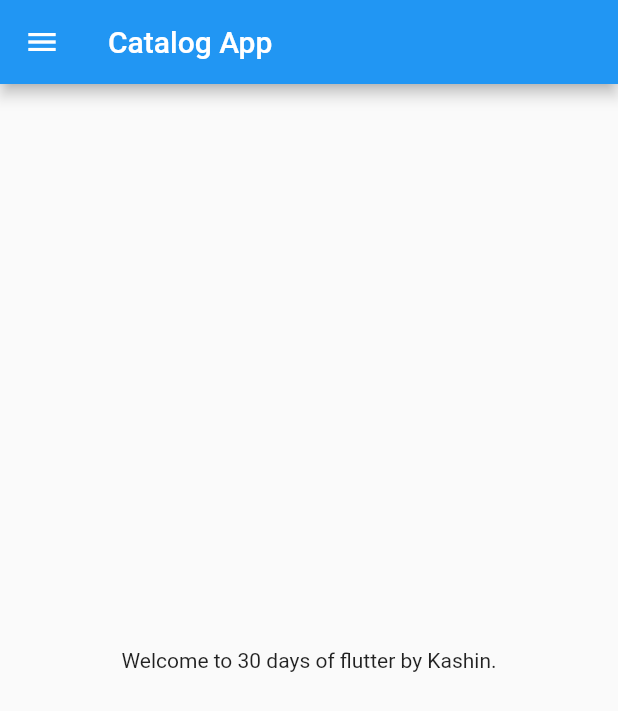
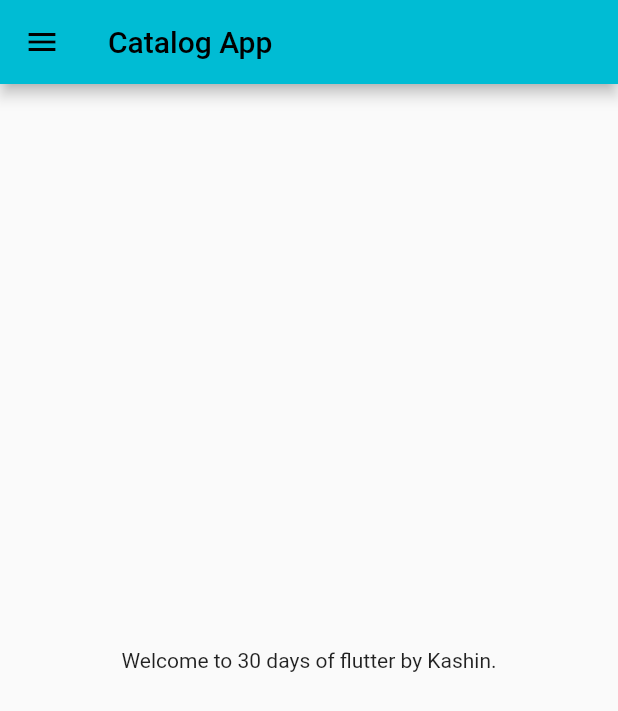
Before and after one commit to kashingupta/flutter, a Flutter app: the screen it shows after launch, on a phone screen of 412 x 824 dp. Shown: the top 711 px of the screen. Run offline on Flutter 3.47's test engine with Material 2 defaults, Android fonts, the phone set to English and light mode, and no system bars.

Commit message:
day3 completed

```diff
--- a/lib/main.dart
+++ b/lib/main.dart
@@ -1,6 +1,6 @@
 import 'package:flutter/material.dart';
-import 'package:flutter_catalog/home_page.dart';
-
+import 'package:flutter_catalog/pages/login_page.dart';
+import 'pages/home_page.dart';
 void main() {
   runApp(MyApp());
 }
@@ -11,7 +11,20 @@ class MyApp extends StatelessWidget {
   @override
   Widget build(BuildContext context) {
     return MaterialApp(
-      home: HomePage(),
+      // home: HomePage(), //either use line 23 code or this
+      darkTheme: ThemeData(
+        // brightness: Brightness.light,
+        primarySwatch: Colors.cyan
+      ),
+      theme: ThemeData(primarySwatch: Colors.deepPurple),
+      themeMode: ThemeMode.dark,
+
+      //ROUTES
+      initialRoute: "/",
+      routes: {
+        "/": (context) => HomePage(),
+        "/login": (context) => LoginPage()
+      },
     );
   }
 }
--- a/lib/home_page.dart
+++ b/lib/pages/home_page.dart
@@ -3,8 +3,6 @@ import 'package:flutter/material.dart';
 class HomePage extends StatelessWidget {
   @override
   Widget build(BuildContext context) {
-    // int days = 30;
-    // String name = "Kashin";
     var days = 30;
     var name = "Kashin";
 
```
Also changed, not shown: lib/pages/login_page.dart (added, +20 -0 lines).
